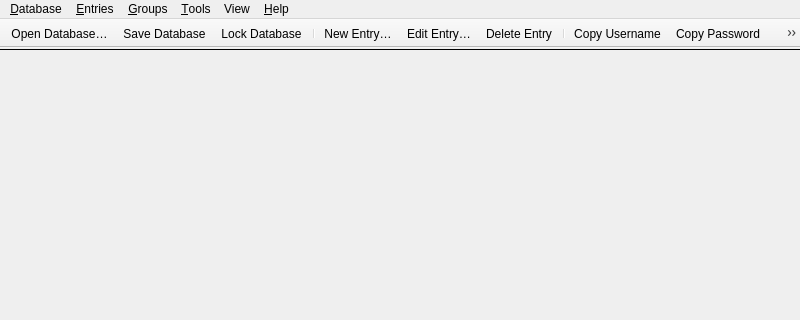
Above: src/gui/MainWindow.ui from iDarkTemplar/keepassx-min before the change; both pictures show x 0 to 800 and y 0 to 320 of the 800 by 600 pixel window. Below: the same form after it.
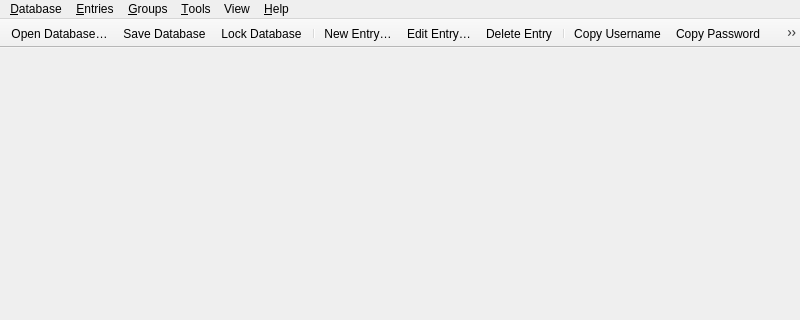
That is the form after the change. Custom widgets are drawn as their Qt base class.

```diff
--- a/src/gui/MainWindow.ui
+++ b/src/gui/MainWindow.ui
@@ -52,16 +52,6 @@
       </property>
      </widget>
     </item>
-    <item>
-     <widget class="Line" name="toolbarSeparator">
-      <property name="frameShadow">
-       <enum>QFrame::Shadow::Plain</enum>
-      </property>
-      <property name="orientation">
-       <enum>Qt::Orientation::Horizontal</enum>
-      </property>
-     </widget>
-    </item>
     <item>
      <widget class="QStackedWidget" name="stackedWidget">
       <property name="sizePolicy">
```
Left out of the diff: 39 changed lines with no effect on the pictures.
